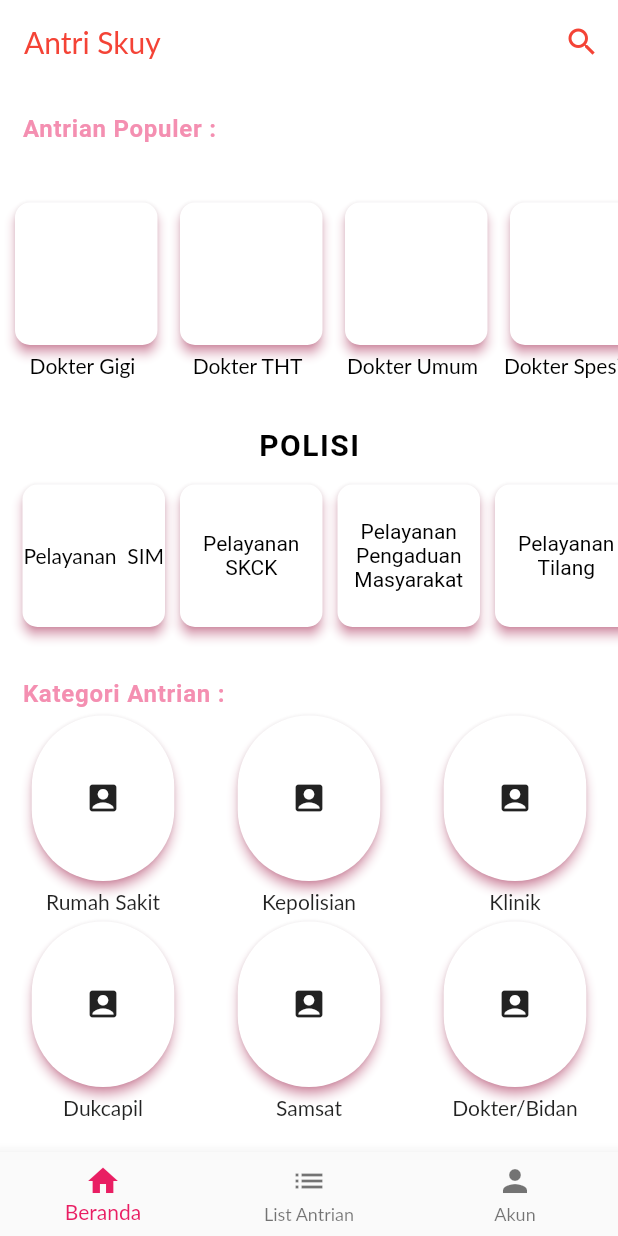
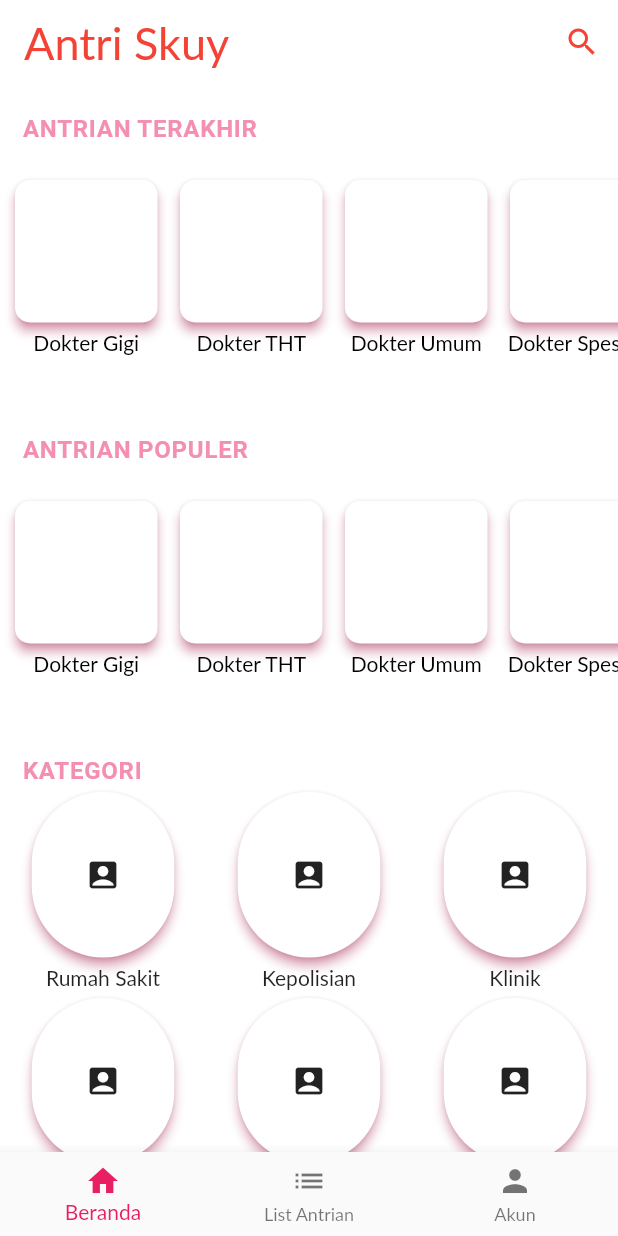
Before and after one commit to mrctrl69/mobile_antrian, a Flutter app: the screen it shows after launch, on a phone screen of 412 x 824 dp. Run offline on Flutter 3.47's test engine with Material 2 defaults, Android fonts, the phone set to English and light mode, and no system bars; Roboto replaces fonts that are missing (Bebas).

```diff
--- a/lib/header.dart
+++ b/lib/header.dart
@@ -8,8 +8,9 @@ Widget header(title) {
     title: Text(
       title,
       style: TextStyle(
-        color: Colors.red
+        color: Colors.red,
         // fontWeight: FontWeight.
+        fontSize: 30
       ),
     ),
     actions: <Widget>[
--- a/lib/home.dart
+++ b/lib/home.dart
@@ -53,14 +53,16 @@ class _MyHomePageState extends State<HomePage> {
     fontFamily: 'Bebas',
     fontWeight: FontWeight.bold,
     fontSize: 16.0,
-      letterSpacing: 0.5);
+    letterSpacing: 0.5
+  );
 
   final header2style = TextStyle(
     color: Colors.black,
     fontFamily: 'Bebas',
     fontWeight: FontWeight.bold,
     fontSize: 16.0,
-      letterSpacing: 0.5);
+    letterSpacing: 0.5
+  );
 
   String title = "Antri Skuy";
 
@@ -75,9 +77,9 @@ class _MyHomePageState extends State<HomePage> {
                   crossAxisAlignment: CrossAxisAlignment.start,
                   children: <Widget>[
                     Container(
-                      padding: EdgeInsets.fromLTRB(15.0, 20.0, 0.0, 15.0),
+                      padding: EdgeInsets.fromLTRB(15.0, 20.0, 0.0, 0.0),
                       child: Text(
-                        'Antrian Populer :',
+                        'ANTRIAN TERAKHIR',
                         style: headerstyle,
                       ),
                     ),
@@ -109,10 +111,13 @@ class _MyHomePageState extends State<HomePage> {
                                         elevation: 3.0,
                                       ),
                                     ),
-                                    Text(
+                                    Container(
+                                      margin: const EdgeInsets.only(left: 5.0),
+                                      child: Text(
                                         populer[i],
                                         style: TextStyle(color: Colors.black),
                                         textAlign: TextAlign.center,
+                                      ),
                                     ),
                                   ],
                                 ),
@@ -124,28 +129,31 @@ class _MyHomePageState extends State<HomePage> {
                     ),
                     SizedBox(height: 25),
                     Container(
-                      alignment: Alignment.center,
-                      padding: EdgeInsets.fromLTRB(0.0, 0.0, 0.0, 0.0),
-                      child: Text('POLISI',
-                          style: TextStyle(
-                              fontFamily: 'Bebas',
-                              color: Colors.black,
-                              fontWeight: FontWeight.bold,
-                              letterSpacing: 1,
-                              fontSize: 20)),
+                      padding: EdgeInsets.fromLTRB(15.0, 20.0, 0.0, 0.0),
+                      child: Text(
+                        'ANTRIAN POPULER',
+                        style: headerstyle,
+                      ),
                     ),
                     Container(
-                      height: 125.0,
-                      child: ListView(
+                      height: 150.0,
+                      child: ListView.builder(
                         scrollDirection: Axis.horizontal,
+                        shrinkWrap: true,
+                        itemCount: populer.length,
+                        itemBuilder: (BuildContext context, int i) {
+                          return Column(
+                            children: <Widget>[
+                              SizedBox(height: 20.0),
+                              GestureDetector(
+                                onTap: () {
+                                  Null;
+                                },
+                                child: Column(
                                   children: <Widget>[
                                     Container(
-                            child: Row(
-                              children: <Widget>[
-                                SizedBox(height: 20.0),
-                                Container(
                                       padding: EdgeInsets.all(5.0),
-                                  margin: const EdgeInsets.only(left: 10.0),
+                                      margin: const EdgeInsets.only(left: 5.0),
                                       height: 105.0,
                                       width: 105.0,
                                       child: Material(
@@ -153,126 +161,34 @@ class _MyHomePageState extends State<HomePage> {
                                         shadowColor: Colors.pinkAccent,
                                         color: Colors.white,
                                         elevation: 3.0,
-                                    child: GestureDetector(
-                                      onTap: () {
-                                        Navigator.push(
-                                            context,
-                                            MaterialPageRoute(
-                                                builder: (context) =>
-                                                    IsiSimPoldaBali()));
-                                      },
-                                      child: Center(
-                                        child: Text(
-                                          'Pelayanan  SIM',
-                                          textAlign: TextAlign.center,
-                                          style: TextStyle(color: Colors.black),
                                       ),
                                     ),
-                                    ),
-                                  ),
-                                ),
-                                SizedBox(height: 20.0),
                                     Container(
-                                  padding: EdgeInsets.all(5.0),
-                                  height: 105.0,
-                                  width: 105.0,
-                                  child: Material(
-                                    borderRadius: BorderRadius.circular(10.0),
-                                    shadowColor: Colors.pinkAccent,
-                                    color: Colors.white,
-                                    elevation: 3.0,
-                                    child: GestureDetector(
-                                      onTap: () {
-                                        Null;
-                                      },
-                                      child: Center(
+                                      margin: const EdgeInsets.only(left: 5.0),
                                       child: Text(
-                                          'Pelayanan SKCK',
+                                        populer[i],
+                                        style: TextStyle(color: Colors.black),
                                         textAlign: TextAlign.center,
-                                          style: TextStyle(
-                                              color: Colors.black,
-                                              fontFamily: 'Roboto'),
-                                        ),
-                                      ),
-                                    ),
-                                  ),
-                                ),
-                                SizedBox(height: 20.0),
-                                Container(
-                                  padding: EdgeInsets.all(5.0),
-                                  height: 105.0,
-                                  width: 105.0,
-                                  child: Material(
-                                    borderRadius: BorderRadius.circular(10.0),
-                                    shadowColor: Colors.pinkAccent,
-                                    color: Colors.white,
-                                    elevation: 3.0,
-                                    child: GestureDetector(
-                                      onTap: () {
-                                        Null;
-                                      },
-                                      child: Center(
-                                        child: Text(
-                                          'Pelayanan Pengaduan Masyarakat',
-                                          textAlign: TextAlign.center,
-                                          style: TextStyle(
-                                            color: Colors.black,
-                                            fontFamily: 'Roboto',
-                                          ),
-                                        ),
-                                      ),
-                                    ),
-                                  ),
-                                ),
-                                SizedBox(height: 20.0),
-                                Container(
-                                  padding: EdgeInsets.all(5.0),
-                                  margin: const EdgeInsets.only(right: 10.0),
-                                  height: 105.0,
-                                  width: 105.0,
-                                  child: Material(
-                                    borderRadius: BorderRadius.circular(10.0),
-                                    shadowColor: Colors.pinkAccent,
-                                    color: Colors.white,
-                                    elevation: 3.0,
-                                    child: GestureDetector(
-                                      onTap: () {
-                                        Null;
-                                      },
-                                      child: Center(
-                                        child: Text(
-                                          'Pelayanan Tilang',
-                                          textAlign: TextAlign.center,
-                                          style: TextStyle(
-                                              color: Colors.black,
-                                              fontFamily: 'Roboto'),
-                                        ),
-                                      ),
-                                    ),
-                                  ),
-                                )
-                              ],
                                       ),
                                     ),
                                   ],
                                 ),
                               ),
-                    Container(
-                        child: Row(
-                            crossAxisAlignment: CrossAxisAlignment.start,
-                            children: <Widget>[
+                            ],
+                          );
+                        },
+                      ),
+                    ),
+                    SizedBox(height: 25),
                     Container(
                       padding: EdgeInsets.fromLTRB(15.0, 20.0, 0.0, 0.0),
                       child: Text(
-                              'Kategori Antrian :',
+                        'KATEGORI',
                         style: headerstyle,
                       ),
                     ),
-                        ]
-                      )
-                    ),
                     Container(
-                      margin: EdgeInsets.only(bottom: 50),
+                      margin: EdgeInsets.only(bottom: 25),
                       child: GridView.builder(
                         shrinkWrap: true,
                         primary: false,
```
Lines whose indentation alone changed are shown as unchanged.
